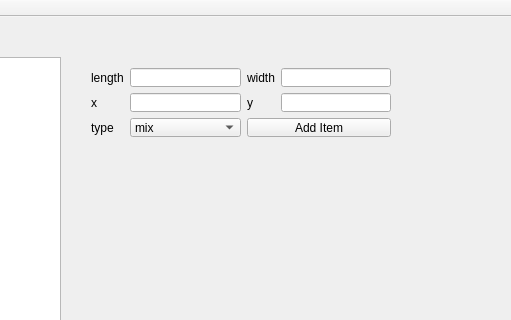
Above: mainwindow.ui from pandix73/qtgraphics before the change; both pictures show x 570 to 1081 and y 0 to 320 of the 1081 by 531 pixel window. Below: the same form after it.
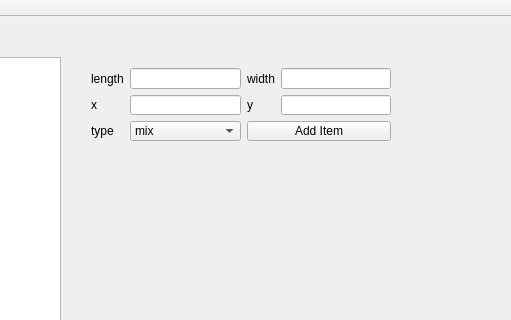
That is the form after the change.

Diff of the .ui file:
```diff
--- a/mainwindow.ui
+++ b/mainwindow.ui
@@ -27,13 +27,13 @@
      <bool>false</bool>
     </property>
    </widget>
-   <widget class="QWidget" name="">
+   <widget class="QWidget" name="layoutWidget">
     <property name="geometry">
      <rect>
       <x>650</x>
       <y>40</y>
       <width>322</width>
-      <height>91</height>
+      <height>95</height>
      </rect>
     </property>
     <layout class="QGridLayout" name="gridLayout">
```
